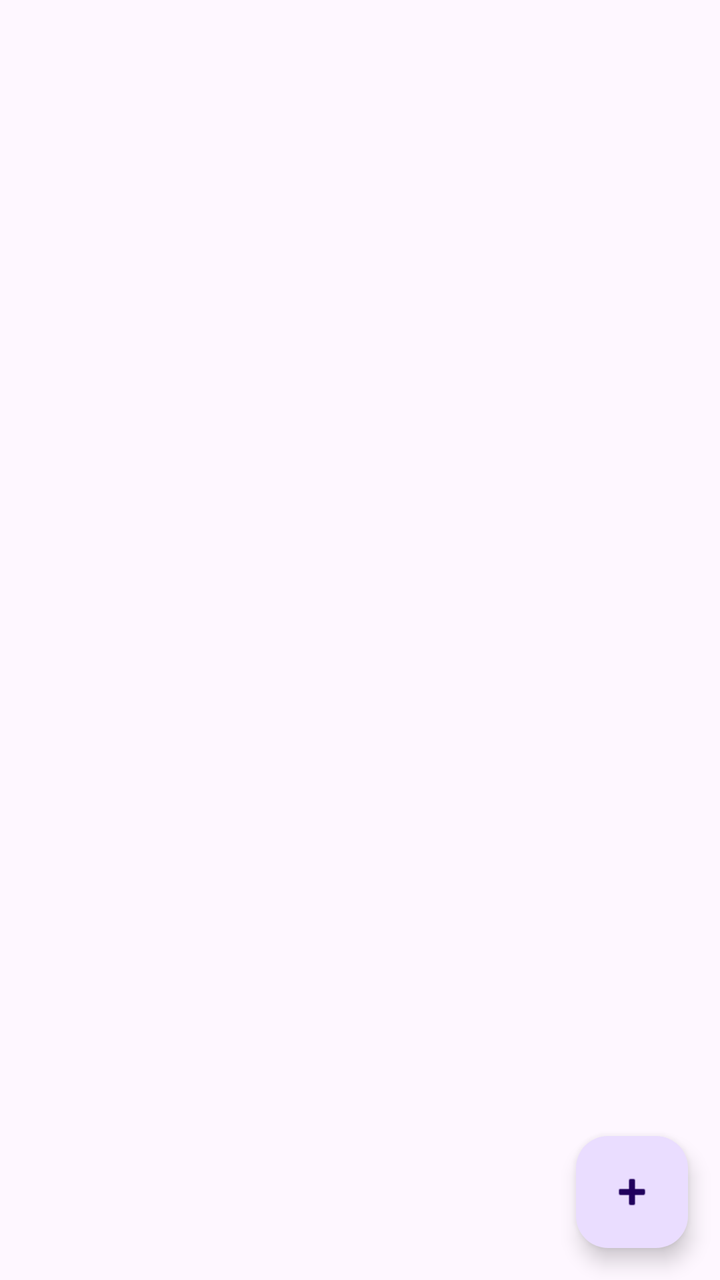
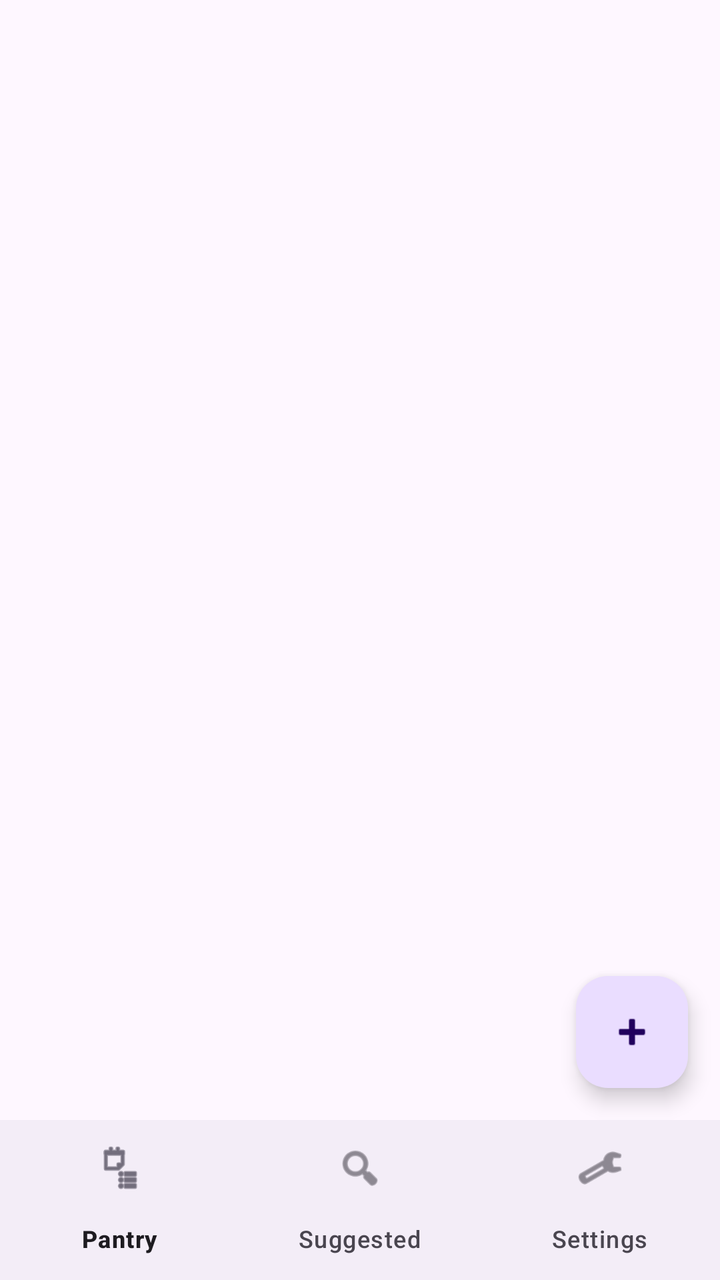

An Android layout rendered at two revisions. The XML below is the earlier revision; the diff shows what the commit changed to produce the second picture.
<!-- AndroidManifest.xml: application theme Theme.PantryManager -->
<!-- res/layout/activity_main.xml -->
<?xml version="1.0" encoding="utf-8"?>
<androidx.constraintlayout.widget.ConstraintLayout
    xmlns:android="http://schemas.android.com/apk/res/android"
    xmlns:app="http://schemas.android.com/apk/res-auto"
    android:id="@+id/main"
    android:layout_width="match_parent"
    android:layout_height="match_parent">

    <androidx.recyclerview.widget.RecyclerView
        android:id="@+id/recyclerPantry"
        android:layout_width="0dp"
        android:layout_height="0dp"
        app:layout_constraintTop_toTopOf="parent"
        app:layout_constraintBottom_toBottomOf="parent"
        app:layout_constraintStart_toStartOf="parent"
        app:layout_constraintEnd_toEndOf="parent" />

    <TextView
        android:id="@+id/textEmpty"
        android:layout_width="wrap_content"
        android:layout_height="wrap_content"
        android:text="Your pantry is empty. Tap + to add an ingredient."
        android:visibility="gone"
        app:layout_constraintTop_toTopOf="parent"
        app:layout_constraintBottom_toBottomOf="parent"
        app:layout_constraintStart_toStartOf="parent"
        app:layout_constraintEnd_toEndOf="parent" />

    <com.google.android.material.floatingactionbutton.FloatingActionButton
        android:id="@+id/fabAdd"
        android:layout_width="wrap_content"
        android:layout_height="wrap_content"
        android:layout_margin="16dp"
        android:contentDescription="Add ingredient"
        android:src="@android:drawable/ic_input_add"
        app:layout_constraintBottom_toBottomOf="parent"
        app:layout_constraintEnd_toEndOf="parent" />
</androidx.constraintlayout.widget.ConstraintLayout>
<!-- resources referenced by this layout -->
<resources>
  <style name="Theme.PantryManager" parent="Base.Theme.PantryManager" />
  <style name="Base.Theme.PantryManager" parent="Theme.Material3.DayNight.NoActionBar">
          
          
      </style>
</resources>

<!-- the commit's change to res/layout/activity_main.xml (unified diff, before → after) -->
@@ -11,7 +11,7 @@
         android:layout_width="0dp"
         android:layout_height="0dp"
         app:layout_constraintTop_toTopOf="parent"
-        app:layout_constraintBottom_toBottomOf="parent"
+        app:layout_constraintBottom_toTopOf="@id/bottomNav"
         app:layout_constraintStart_toStartOf="parent"
         app:layout_constraintEnd_toEndOf="parent" />
 
@@ -22,7 +22,7 @@
         android:text="Your pantry is empty. Tap + to add an ingredient."
         android:visibility="gone"
         app:layout_constraintTop_toTopOf="parent"
-        app:layout_constraintBottom_toBottomOf="parent"
+        app:layout_constraintBottom_toTopOf="@id/bottomNav"
         app:layout_constraintStart_toStartOf="parent"
         app:layout_constraintEnd_toEndOf="parent" />
 
@@ -33,6 +33,16 @@
         android:layout_margin="16dp"
         android:contentDescription="Add ingredient"
         android:src="@android:drawable/ic_input_add"
+        app:layout_constraintBottom_toTopOf="@id/bottomNav"
+        app:layout_constraintEnd_toEndOf="parent" />
+
+    <com.google.android.material.bottomnavigation.BottomNavigationView
+        android:id="@+id/bottomNav"
+        android:layout_width="0dp"
+        android:layout_height="wrap_content"
+        app:menu="@menu/bottom_nav_menu"
+        app:labelVisibilityMode="labeled"
         app:layout_constraintBottom_toBottomOf="parent"
+        app:layout_constraintStart_toStartOf="parent"
         app:layout_constraintEnd_toEndOf="parent" />
 </androidx.constraintlayout.widget.ConstraintLayout>
